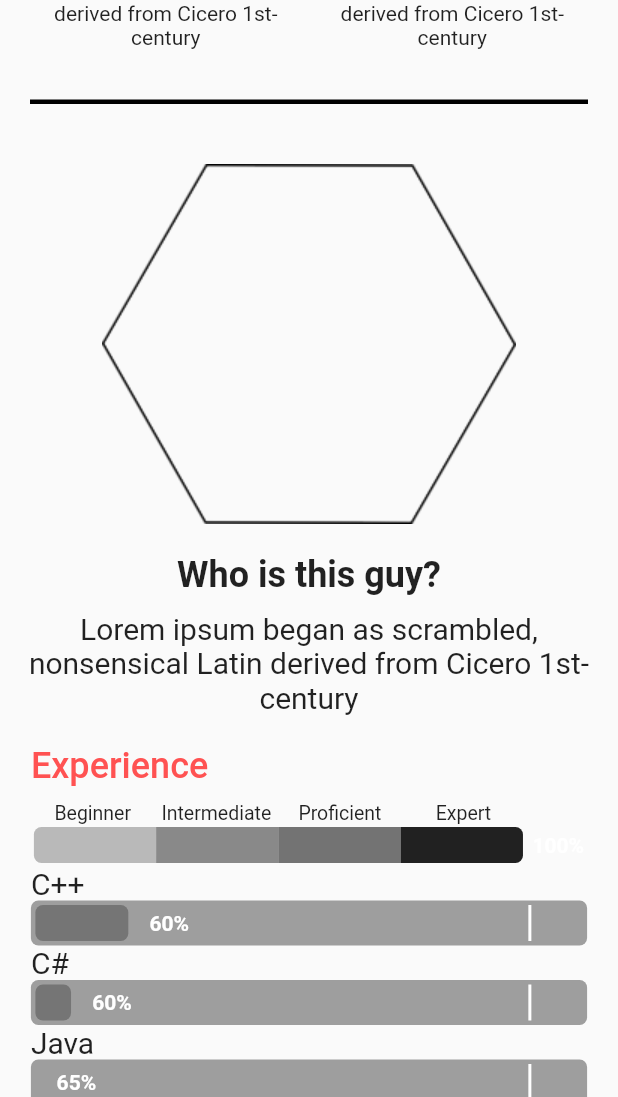
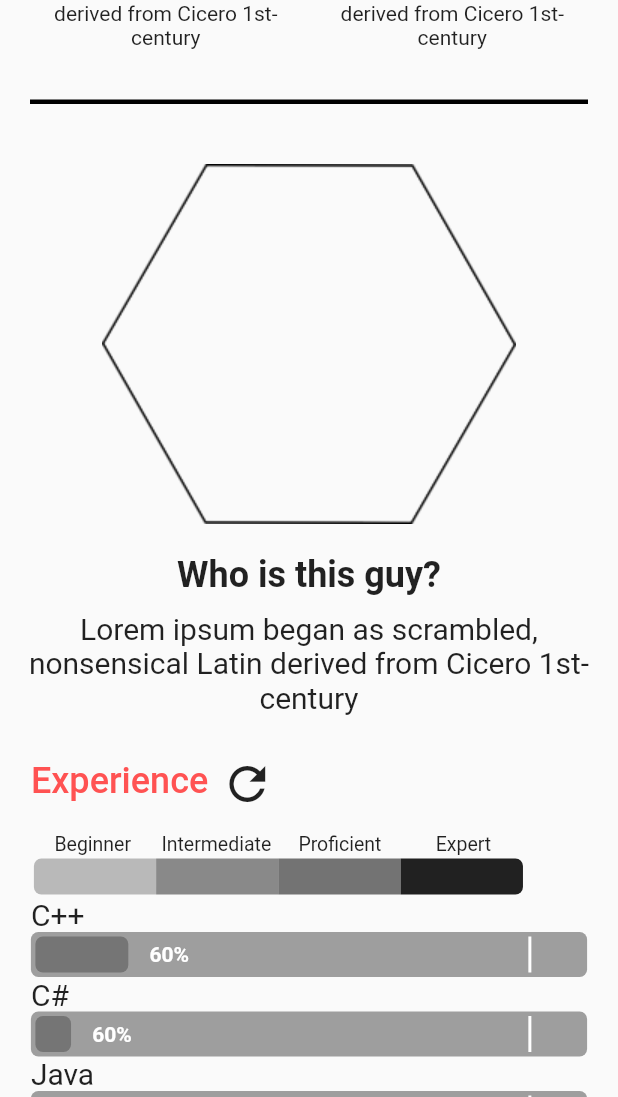
Before and after one commit to nova14753692/portfolio_app, a Flutter app: the screen it shows after launch, scrolled down 1152 dp, on a phone screen of 412 x 824 dp, the part 139-1236 px from its top. Run offline on Flutter 3.47's test engine with Material 2 defaults, Android fonts, the phone set to English and light mode, and no system bars.

Commit message:
Add Experience progress bars animation reset button

```diff
--- a/lib/about/about_me.dart
+++ b/lib/about/about_me.dart
@@ -7,7 +7,9 @@ class AboutMe extends StatelessWidget {
 
   @override
   Widget build(BuildContext context) {
-    return Column(
+    return Container(
+      padding: EdgeInsets.symmetric(horizontal: 15),
+      child: Column(
         children: <Widget>[
           Container(
             child: Image.asset('assets/hexagon.png'),
@@ -31,6 +33,7 @@ class AboutMe extends StatelessWidget {
             textAlign: TextAlign.center,
           )
         ],
+      ),
     );
   }
 }
--- a/lib/about/experience.dart
+++ b/lib/about/experience.dart
@@ -1,9 +1,37 @@
 import 'package:flutter/material.dart';
+import 'dart:math' as math;
+
+import 'package:scoped_model/scoped_model.dart';
+
+import '../scoped_model/exp_scoped_model.dart';
 
 import '../ui_elements/exp_progress.dart';
 import '../ui_elements/progress_bar.dart';
 
-class Experience extends StatelessWidget {
+class Experience extends StatefulWidget {
+  @override
+  State<StatefulWidget> createState() {
+    return _Experience();
+  }
+}
+
+class _Experience extends State<Experience> with TickerProviderStateMixin {
+  static final double horizontalPaddingPercent = 5;
+  final List<ExpProgress> expProgressBars = [
+    ExpProgress('C++', 60, horizontalPaddingPercent),
+    ExpProgress('C#', 60, horizontalPaddingPercent, 0.1),
+    ExpProgress('Java', 65, horizontalPaddingPercent, 0.2),
+    ExpProgress('Dart', 35, horizontalPaddingPercent, 0.3),
+    ExpProgress('ReactJs', 30, horizontalPaddingPercent, 0.4),
+    ExpProgress('Blender3D', 50, horizontalPaddingPercent, 0.4, 2000),
+    ExpProgress('Unity3D Engine', 85, horizontalPaddingPercent, 0.3, 2500),
+    ExpProgress('Android Native', 45, horizontalPaddingPercent, 0.4, 2500),
+    ExpProgress('Flutter Android/iOS', 65, horizontalPaddingPercent, 0.5, 2500),
+  ];
+
+  AnimationController _animController;
+  ExpScopedModel _model;
+
   Widget _buildLegendDiv(String legend, double progressBarFrameWidth) {
     return Flexible(
       flex: 4,
@@ -19,20 +47,12 @@ class Experience extends StatelessWidget {
   }
 
   Widget _buildLegend(BuildContext context, double horizontalPaddingPercent) {
-    ProgressBar progressBar = ProgressBar(100, horizontalPaddingPercent, 2);
+    ProgressBar progressBar =
+        ProgressBar(100, horizontalPaddingPercent, 2, false);
     double progressBarFrameWidth =
         progressBar.getWidthPerDiv(context, 18, 4, 100);
     return Column(
       children: <Widget>[
-        Container(
-          alignment: Alignment.centerLeft,
-          margin: EdgeInsets.only(bottom: 10),
-          child: Text(
-            'Experience',
-            style: TextStyle(fontSize: 24, fontWeight: FontWeight.w500, color: Colors.redAccent),
-            textAlign: TextAlign.left,
-          ),
-        ),
         Row(
           mainAxisSize: MainAxisSize.max,
           children: <Widget>[
@@ -53,11 +73,62 @@ class Experience extends StatelessWidget {
     );
   }
 
+  Widget _buildRefreshAnimationButton() {
+    return ScopedModelDescendant<ExpScopedModel>(
+        builder: (BuildContext context, Widget child, ExpScopedModel model) {
+      return Container(
+        padding: EdgeInsets.only(bottom: 7),
+        child: AnimatedBuilder(
+          animation: _animController,
+          builder: (BuildContext context, Widget child) {
+            return Transform.rotate(
+              angle: _animController.value * 2 * math.pi,
+              child: IconButton(
+                  icon: Icon(Icons.refresh),
+                  iconSize: 36,
+                  onPressed: () {
+                    _model = model;
+                    _animController.repeat();
+                    model.rebuildExpProgressBars();
+                  }),
+            );
+          },
+        ),
+      );
+    });
+  }
+
+  Widget _buildExpProgressBars(double horizontalPaddingPercent) {
+    return Column(
+      children: expProgressBars,
+    );
+  }
+
+  @override
+  void initState() {
+    super.initState();
+    _animController = AnimationController(
+      vsync: this,
+      duration: const Duration(milliseconds: 700),
+    );
+
+    _animController.addListener(() {
+      if (_model != null) {
+        if (_model.isAllAnimControllerCompleted())
+          _animController.forward();
+      }
+    });
+  }
+
+  @override
+  void dispose() {
+    _animController.dispose();
+    super.dispose();
+  }
+
   @override
   Widget build(BuildContext context) {
     double deviceWidth = MediaQuery.of(context).size.width;
-    double horizontalPaddingPercent = 5;
-
     return Container(
       padding: EdgeInsets.symmetric(
           horizontal: horizontalPaddingPercent / 100 * deviceWidth),
@@ -66,20 +137,27 @@ class Experience extends StatelessWidget {
           SizedBox(
             height: 20,
           ),
+          Row(
+            children: <Widget>[
+              Container(
+                alignment: Alignment.centerLeft,
+                margin: EdgeInsets.only(bottom: 10),
+                child: Text(
+                  'Experience',
+                  style: TextStyle(
+                      fontSize: 24,
+                      fontWeight: FontWeight.w500,
+                      color: Colors.redAccent),
+                  textAlign: TextAlign.left,
+                ),
+              ),
+              _buildRefreshAnimationButton(),
+            ],
+          ),
           _buildLegend(context, horizontalPaddingPercent),
-            ExpProgress('C++', 60, horizontalPaddingPercent),
-            ExpProgress('C#', 60, horizontalPaddingPercent, 0.1),
-            ExpProgress('Java', 65, horizontalPaddingPercent, 0.2),
-            ExpProgress('Dart', 35, horizontalPaddingPercent, 0.3),
-            ExpProgress('ReactJs', 30, horizontalPaddingPercent, 0.4),
-            ExpProgress('Blender3D', 50, horizontalPaddingPercent, 0.4, 2000),
-            ExpProgress(
-                'Unity3D Engine', 85, horizontalPaddingPercent, 0.3, 2500),
-            ExpProgress(
-                'Android Native', 45, horizontalPaddingPercent, 0.4, 2500),
-            ExpProgress(
-                'Flutter Android/iOS', 65, horizontalPaddingPercent, 0.5, 2500),
+          _buildExpProgressBars(horizontalPaddingPercent),
         ],
-        ));
+      ),
+    );
   }
 }
--- a/lib/helper/ultility.dart
+++ b/lib/helper/ultility.dart
@@ -5,9 +5,13 @@ class Utility {
   static void scrollTo(double offset,
       {ScrollController controller, int duration: 500}) {
     if (controller != null) {
+      if (offset > controller.position.maxScrollExtent)
+        offset = controller.position.maxScrollExtent;
       controller.animateTo(offset,
           duration: Duration(milliseconds: duration), curve: Curves.easeIn);
     } else if (scrollController != null) {
+      if (offset > scrollController.position.maxScrollExtent)
+        offset = scrollController.position.maxScrollExtent;
       scrollController.animateTo(offset,
           duration: Duration(milliseconds: duration), curve: Curves.easeIn);
     } else
--- a/lib/helper/unfocus_node.dart
+++ b/lib/helper/unfocus_node.dart
@@ -4,10 +4,6 @@ class UnfocusNode {
   Widget unfocusNode(BuildContext context, {@required Widget child}) {
     return GestureDetector(
       onTap: () => FocusScope.of(context).requestFocus(FocusNode()),
-      onVerticalDragDown: (DragDownDetails detail) =>
-          FocusScope.of(context).requestFocus(FocusNode()),
-      onHorizontalDragDown: (DragDownDetails detail) =>
-          FocusScope.of(context).requestFocus(FocusNode()),
       child: child,
     );
   }
--- a/lib/main.dart
+++ b/lib/main.dart
@@ -1,4 +1,8 @@
 import 'package:flutter/material.dart';
+
+import 'package:scoped_model/scoped_model.dart';
+
+import './scoped_model/exp_scoped_model.dart';
 
 import './pages/home.dart';
 import './helper/custom_route.dart';
@@ -10,6 +14,8 @@ import './pages/contact_page.dart';
 void main() => runApp(MainApp());
 
 class MainApp extends StatelessWidget {
+  final ExpScopedModel _expProgressBarScopedModel = ExpScopedModel();
+
   Route<dynamic> _setupOnGenerateRoute(RouteSettings settings) {
     final List<String> paths = settings.name.split('/');
     if (paths[0].isNotEmpty) return null;
@@ -17,13 +23,15 @@ class MainApp extends StatelessWidget {
       switch (paths[2]) {
         case 'discord_clone':
           return CustomRoute<bool>(
-              builder: (BuildContext context) => PortfolioPage('discord_clone'));
+              builder: (BuildContext context) =>
+                  PortfolioPage('discord_clone'));
         case 'flutter_shop':
           return CustomRoute<bool>(
               builder: (BuildContext context) => PortfolioPage('flutter_shop'));
         case 'selena_revenge':
           return CustomRoute<bool>(
-              builder: (BuildContext context) => PortfolioPage('selena_revenge'));
+              builder: (BuildContext context) =>
+                  PortfolioPage('selena_revenge'));
       }
     }
     return null;
@@ -39,11 +47,14 @@ class MainApp extends StatelessWidget {
 
   @override
   Widget build(BuildContext context) {
-    return MaterialApp(
-      home: Home(),
-      routes: _setupRoutes(),
-      onGenerateRoute: (RouteSettings settings) =>
-          _setupOnGenerateRoute(settings),
+    return ScopedModel<ExpScopedModel>(
+      model: _expProgressBarScopedModel,
+      child: MaterialApp(
+        home: Home(),
+        routes: _setupRoutes(),
+        onGenerateRoute: (RouteSettings settings) =>
+            _setupOnGenerateRoute(settings),
+      ),
     );
   }
 }
--- a/lib/pages/about_page.dart
+++ b/lib/pages/about_page.dart
@@ -25,6 +25,7 @@ class AboutPage extends StatelessWidget {
             delegate: Header(
               maxHeight: MediaQuery.of(context).size.height,
               minHeight: 90,
+              hamburger: true,
               scrollController: _scrollController,
               appbarTitle: 'About Me',
               openButtonText: 'Hear my story',
--- a/lib/ui_elements/exp_progress.dart
+++ b/lib/ui_elements/exp_progress.dart
@@ -1,5 +1,9 @@
 import 'package:flutter/material.dart';
 import 'package:flutter/animation.dart';
+
+import 'package:scoped_model/scoped_model.dart';
+
+import '../scoped_model/exp_scoped_model.dart';
 
 import './progress_bar.dart';
 
@@ -67,6 +71,7 @@ class ExpProgress extends StatefulWidget {
 class _ExpProgress extends State<ExpProgress> with TickerProviderStateMixin {
   AnimationController _animController;
   Animation<double> _anim;
+  ExpScopedModel _model;
 
   @override
   void initState() {
@@ -82,17 +87,24 @@ class _ExpProgress extends State<ExpProgress> with TickerProviderStateMixin {
 
   @override
   void dispose() {
+    if (_model != null) _model.removeAnimController(_animController);
     _animController.dispose();
     super.dispose();
   }
 
   @override
   Widget build(BuildContext context) {
+    return ScopedModelDescendant<ExpScopedModel>(
+      builder: (BuildContext context, Widget child, ExpScopedModel model) {
+        model.addAnimController(_animController);
+        _model = model;
         return AnimatedProgressBar(
             widget,
             Tween<double>(begin: 0, end: widget._percent),
             ProgressBar(widget._percent, widget._horizontalPaddingPercent,
                 widget._rowPadding),
             anim: _anim);
+      },
+    );
   }
 }
--- a/lib/ui_elements/progress_bar.dart
+++ b/lib/ui_elements/progress_bar.dart
@@ -4,9 +4,12 @@ class ProgressBar {
   final double _horizontalPaddingPercent;
   final double _rowPadding;
   final double _percent;
+  final bool _hasPercentIndicator;
 
   ProgressBar(this._percent,
-      [this._horizontalPaddingPercent = 0, this._rowPadding = 0]);
+      [this._horizontalPaddingPercent = 0,
+      this._rowPadding = 0,
+      this._hasPercentIndicator = true]);
 
   double getWidthPerDiv(BuildContext context, int totalFlex, int flexPerDiv,
       double percentPerDiv) {
@@ -137,12 +140,14 @@ class ProgressBar {
           ),
           Expanded(
             flex: 2,
-            child: Text(
-              _percent.toInt().toString() + '%',
-              textAlign: TextAlign.right,
-              style:
-                  TextStyle(color: Colors.white, fontWeight: FontWeight.bold),
-            ),
+            child: _hasPercentIndicator
+                ? Text(
+                    _percent.toInt().toString() + '%',
+                    textAlign: TextAlign.right,
+                    style: TextStyle(
+                        color: Colors.white, fontWeight: FontWeight.bold),
+                  )
+                : Container(),
           ),
         ],
       ),
--- a/pubspec.yaml
+++ b/pubspec.yaml
@@ -21,6 +21,7 @@ dependencies:
   cupertino_icons: ^0.1.2
 
   url_launcher: ^4.0.3
+  scoped_model: ^1.0.1
 
 dev_dependencies:
   flutter_test:
```
Also changed, not shown: lib/scoped_model/exp_scoped_model.dart (added, +32 -0 lines), lib/ui_elements/app_drawer.dart (+6 -6 lines). Lines whose indentation alone changed are shown as unchanged.
